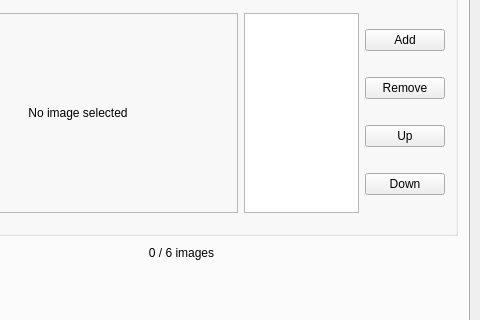
Selvam-T/POS, file Project/ui/admin_menu.ui: the form before one commit; both pictures show x 117 to 597 and y 239 to 559 of the 597 by 680 pixel window.
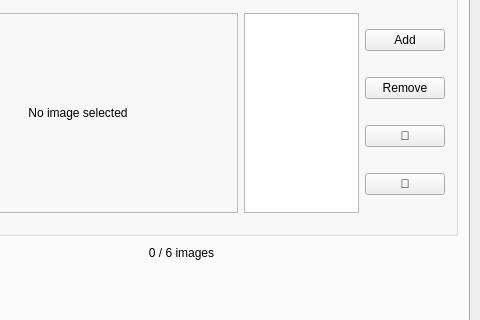
The form after the commit.

```diff
--- a/Project/ui/admin_menu.ui
+++ b/Project/ui/admin_menu.ui
@@ -867,14 +867,14 @@
             <item>
              <widget class="QPushButton" name="upScreen2Btn">
               <property name="text">
-               <string>Up</string>
+               <string>🔼</string>
               </property>
              </widget>
             </item>
             <item>
              <widget class="QPushButton" name="downScreen2Btn">
               <property name="text">
-               <string>Down</string>
+               <string>🔽</string>
               </property>
              </widget>
             </item>
```
